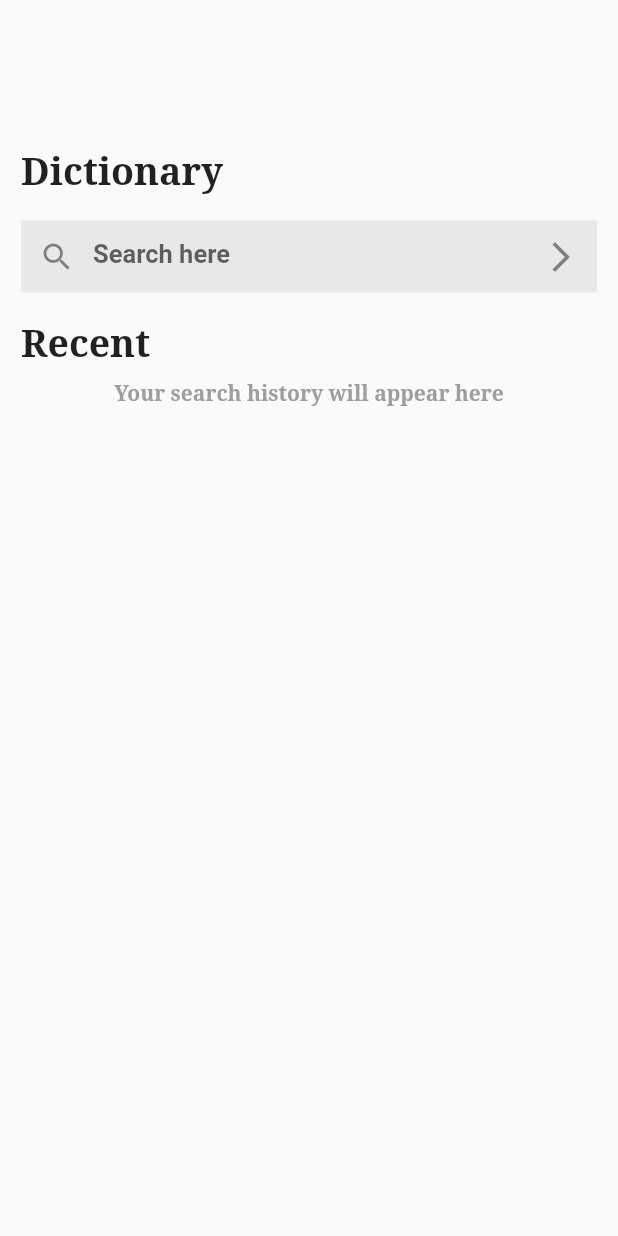
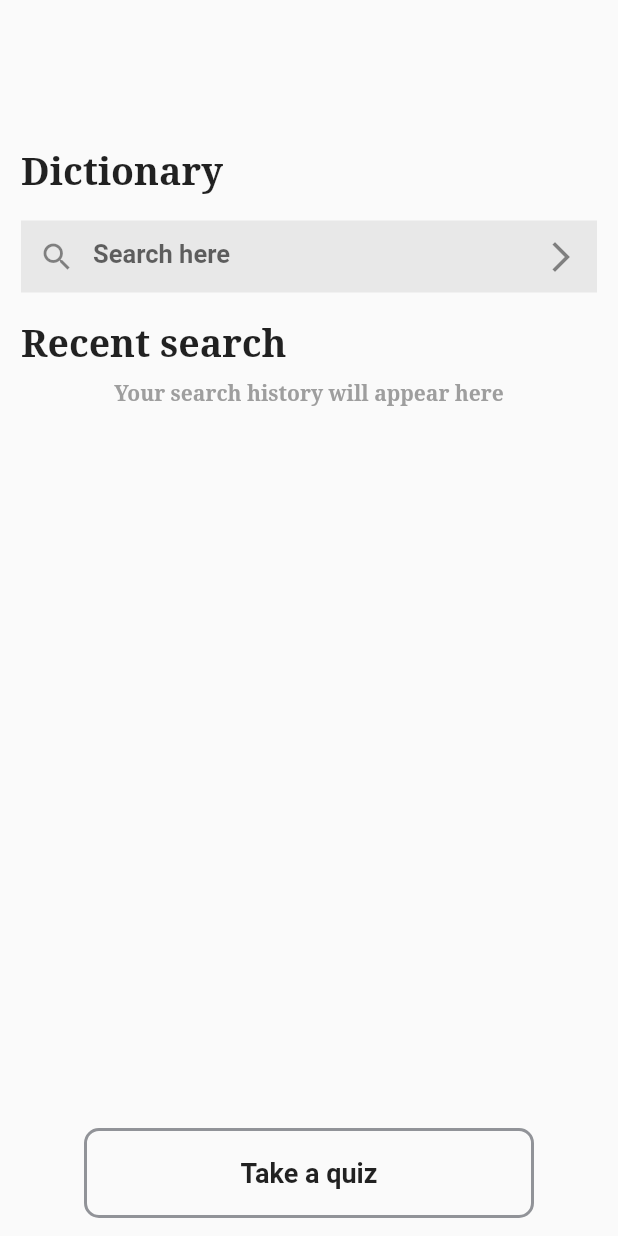
Before and after one commit to austinevick/Wordhunt---A-mini-dictionary-app, a Flutter app: the screen it shows after launch, on a phone screen of 412 x 824 dp. Run offline on Flutter 3.47's test engine with Material 2 defaults, Android fonts, the phone set to English and light mode, and no system bars; our stand-ins replace audioplayers, google_fonts, sqflite; accounts and stored records are empty.

Commit message:
new file:   lib/common/api.dart 	renamed:    lib/constant.dart -> lib/common/constant.dart 	modified:   lib/main.dart 	modified:   lib/model/word_history_model.dart 	modified:   lib/repository/word_search_repository.dart 	modified:   lib/screen/home_screen.dart 	modified:   lib/screen/word_search_screen.dart 	renamed:    lib/loading_widget.dart -> lib/widget/loading_widget.dart 	modified:   pubspec.lock 	modified:   pubspec.yaml 	modified:   windows/flutter/generated_plugins.cmake

```diff
--- /dev/null
+++ b/lib/common/api.dart
@@ -0,0 +1 @@
+const baseUrl = "https://api.dictionaryapi.dev/api/v2/entries/en/";
--- a/lib/model/word_history_model.dart
+++ b/lib/model/word_history_model.dart
@@ -7,18 +7,6 @@ class WordHistoryModel {
     this.word,
     this.dateTime,
   });
-
-  WordHistoryModel copyWith({
-    int? id,
-    String? word,
-    DateTime? dateTime,
-  }) {
-    return WordHistoryModel(
-      id: id ?? this.id,
-      word: word ?? this.word,
-      dateTime: dateTime ?? this.dateTime,
-    );
-  }
 
   Map<String, dynamic> toMap() {
     return {
--- a/lib/repository/word_search_repository.dart
+++ b/lib/repository/word_search_repository.dart
@@ -1,16 +1,14 @@
 import 'dart:convert';
-
 import 'package:http/http.dart';
-
+import '../common/api.dart';
 import '../model/word_model.dart';
 
 class WordSearchRepository {
-  static const url = "https://api.dictionaryapi.dev/api/v2/entries/en/";
   static final client = Client();
 
   static Future<WordModel> getWordData(String query) async {
     try {
-      final response = await client.get(Uri.parse(url + query));
+      final response = await client.get(Uri.parse(baseUrl + query));
       if (response.statusCode == 200) {
         final data = jsonDecode(response.body);
         Map<String, dynamic> list = data[0];
--- a/lib/screen/home_screen.dart
+++ b/lib/screen/home_screen.dart
@@ -1,8 +1,7 @@
 import 'dart:io';
 import 'package:audioplayers/audioplayers.dart';
 import 'package:flutter/material.dart';
-import 'package:wordhunt/main.dart';
-import '../constant.dart';
+import '../common/constant.dart';
 import '../model/word_model.dart';
 
 class HomeScreen extends StatefulWidget {
--- a/lib/screen/word_search_screen.dart
+++ b/lib/screen/word_search_screen.dart
@@ -1,10 +1,9 @@
 import 'dart:io';
-
 import 'package:flutter/material.dart';
-import 'package:wordhunt/loading_widget.dart';
+import 'package:wordhunt/widget/loading_widget.dart';
 import 'package:wordhunt/model/word_history_model.dart';
 import 'package:wordhunt/provider/word_search_provider.dart';
-import '../constant.dart';
+import '../common/constant.dart';
 import '../model/word_model.dart';
 import '../repository/word_search_repository.dart';
 import 'home_screen.dart';
@@ -52,7 +51,7 @@ class _WordSearchScreenState extends State<WordSearchScreen> {
     } catch (_) {
       setState(() => isLoading = false);
       ScaffoldMessenger.of(context)
-          .showSnackBar(snackBar('${controller.text}not found'));
+          .showSnackBar(snackBar('${controller.text} not found'));
       rethrow;
     }
   }
@@ -63,7 +62,7 @@ class _WordSearchScreenState extends State<WordSearchScreen> {
     super.initState();
   }
 
-  init() async {
+  void init() async {
     Future<List<WordHistoryModel>> search = WordSearchProvider.getWordHistory();
     await search.then((value) => setState(() => searchResult = value));
   }
@@ -80,12 +79,12 @@ class _WordSearchScreenState extends State<WordSearchScreen> {
       child: GestureDetector(
         onTap: () => FocusScope.of(context).unfocus(),
         child: Scaffold(
-            body: SingleChildScrollView(
+            body: Column(
+          children: [
+            Expanded(
+              child: SingleChildScrollView(
                 child: Padding(
-            padding: const EdgeInsets.only(
-              left: 14.0,
-              right: 14,
-            ),
+                  padding: const EdgeInsets.only(left: 14.0, right: 14),
                   child: Column(
                     crossAxisAlignment: CrossAxisAlignment.start,
                     children: [
@@ -102,9 +101,7 @@ class _WordSearchScreenState extends State<WordSearchScreen> {
                             await wordSearchResult(controller.text)
                                 .whenComplete(() => init()),
                         style: const TextStyle(
-                    fontWeight: FontWeight.w700,
-                    fontSize: 17,
-                  ),
+                            fontWeight: FontWeight.w700, fontSize: 17),
                         controller: controller,
                         decoration: InputDecoration(
                             fillColor: Colors.grey.withOpacity(0.2),
@@ -124,11 +121,12 @@ class _WordSearchScreenState extends State<WordSearchScreen> {
                             prefixIcon: const Icon(Icons.search)),
                       ),
                       const SizedBox(height: 20),
-                const Text('Recent', style: style),
+                      const Text('Recent search', style: style),
                       const SizedBox(height: 10),
                       searchResult.isEmpty
                           ? Center(
-                        child: Text('Your search history will appear here',
+                              child: Text(
+                                  'Your search history will appear here',
                                   style: style.copyWith(
                                       fontSize: 14, color: Colors.grey)))
                           : Column(
@@ -136,17 +134,21 @@ class _WordSearchScreenState extends State<WordSearchScreen> {
                               children: List.generate(
                                   searchResult.length,
                                   (i) => Padding(
-                                  padding: const EdgeInsets.only(bottom: 8),
+                                        padding:
+                                            const EdgeInsets.only(bottom: 8),
                                         child: DecoratedBox(
                                           decoration: BoxDecoration(
-                                        borderRadius: BorderRadius.circular(8),
-                                        border: Border.all(color: Colors.grey)),
+                                              borderRadius:
+                                                  BorderRadius.circular(8),
+                                              border: Border.all(
+                                                  color: Colors.grey)),
                                           child: Row(
                                             children: [
                                               Expanded(
                                                 child: InkWell(
                                                   onTap: () async {
-                                              setState(() => controller.text =
+                                                    setState(() => controller
+                                                            .text =
                                                         searchResult[i].word!);
                                                     await wordSearchResult(
                                                         controller.text);
@@ -156,7 +158,8 @@ class _WordSearchScreenState extends State<WordSearchScreen> {
                                                     width: double.infinity,
                                                     child: Padding(
                                                       padding:
-                                                    const EdgeInsets.all(8.0),
+                                                          const EdgeInsets.all(
+                                                              8.0),
                                                       child: Text(
                                                         searchResult[i].word!,
                                                         style: style.copyWith(
@@ -167,19 +170,39 @@ class _WordSearchScreenState extends State<WordSearchScreen> {
                                                 ),
                                               ),
                                               IconButton(
-                                            onPressed: () => WordSearchProvider
+                                                  onPressed: () =>
+                                                      WordSearchProvider
                                                               .deleteHistory(
-                                                        searchResult[i].id!)
-                                                .whenComplete(() => init()),
+                                                                  searchResult[
+                                                                          i]
+                                                                      .id!)
+                                                          .whenComplete(
+                                                              () => init()),
                                                   icon: const Icon(Icons.clear))
                                             ],
                                           ),
                                         ),
                                       )),
-                      )
+                            ),
                     ],
                   ),
                 ),
+              ),
+            ),
+            MaterialButton(
+              onPressed: () {},
+              height: 60,
+              minWidth: 300,
+              shape: OutlineInputBorder(
+                  borderRadius: BorderRadius.circular(10),
+                  borderSide: BorderSide(
+                    width: 2,
+                    color: const Color(0xff292d36).withOpacity(0.5),
+                  )),
+              child: Text('Take a quiz', style: style.copyWith(fontSize: 18)),
+            ),
+            const SizedBox(height: 12)
+          ],
         )),
       ),
     );
--- a/lib/loading_widget.dart
+++ b/lib/widget/loading_widget.dart
@@ -1,6 +1,6 @@
 import 'package:flutter/material.dart';
 
-import 'constant.dart';
+import '../common/constant.dart';
 
 class LoadingWidget extends StatelessWidget {
   final bool isLoading;
```
Also changed, not shown: lib/main.dart (+1 -35 lines), pubspec.yaml (+4 -4 lines), lib/common/constant.dart (renamed from lib/constant.dart), pubspec.lock, 1 other file. Lines whose indentation alone changed are shown as unchanged.
